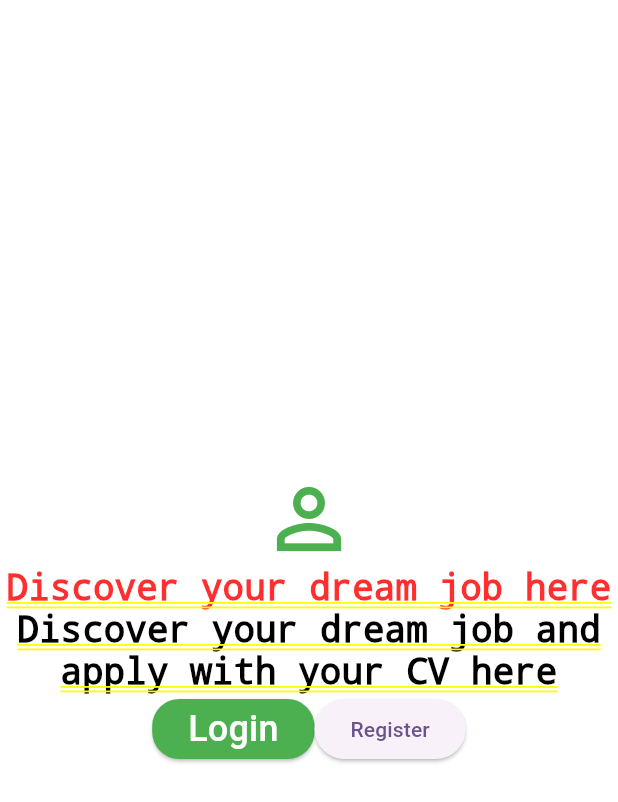
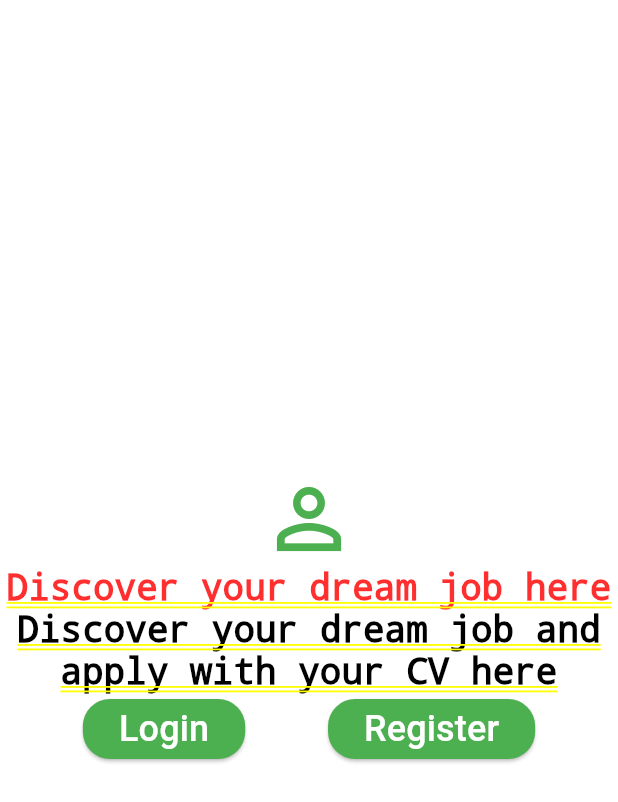
Before and after one commit to Samsonroyal/test-flutter-app, a Flutter app: the screen it shows after launch, on a phone screen of 412 x 824 dp. Shown: the top 802 px of the screen. Run offline on Flutter 3.47's test engine with Material 3 defaults, Android fonts, the light colour scheme and no system bars.

Commit message:
space buttons evenly

```diff
--- a/lib/my_home_page.dart
+++ b/lib/my_home_page.dart
@@ -14,6 +14,7 @@
   Widget build(BuildContext context) {
     return Container(
       color: Colors.white,
+      child: SafeArea(
         child: Column(
           mainAxisAlignment: MainAxisAlignment.center,
           children: [
@@ -37,7 +38,8 @@
             ),
 
             Row(
-            mainAxisAlignment: MainAxisAlignment.center,
+              crossAxisAlignment: CrossAxisAlignment.center,
+              mainAxisAlignment: MainAxisAlignment.spaceEvenly,
 
               children: [
                 ElevatedButton(
@@ -67,12 +69,31 @@
 
                 ElevatedButton(
                   onPressed: () {  },
-                child: const Text("Register"),
+                  style: ButtonStyle(
+                    backgroundColor: MaterialStateProperty.all(Colors.green),
+                    shape: MaterialStateProperty.all<RoundedRectangleBorder>(
+                      RoundedRectangleBorder(
+                        borderRadius: BorderRadius.circular(18.0),
+                      )
+                    )
+                  ),
+                  child: Container(
+
+                    child: Text(
+                      "Register",
+                      style: TextStyle(
+                        fontSize: 24,
+                        color: Colors.white
+                      ),
+                      ),
+                    color: Colors.green
+                  ),
                 ),
               ],
             )
           ],
         ),
+      ),
     );
   }
 }
```
Lines whose indentation alone changed are shown as unchanged.
